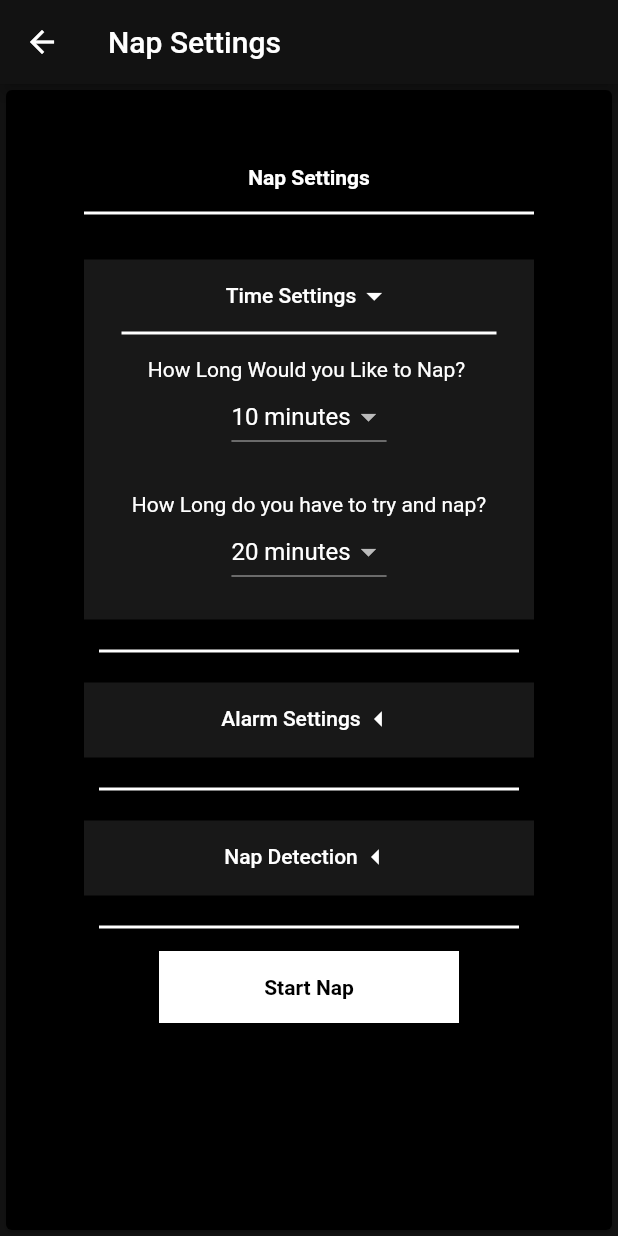
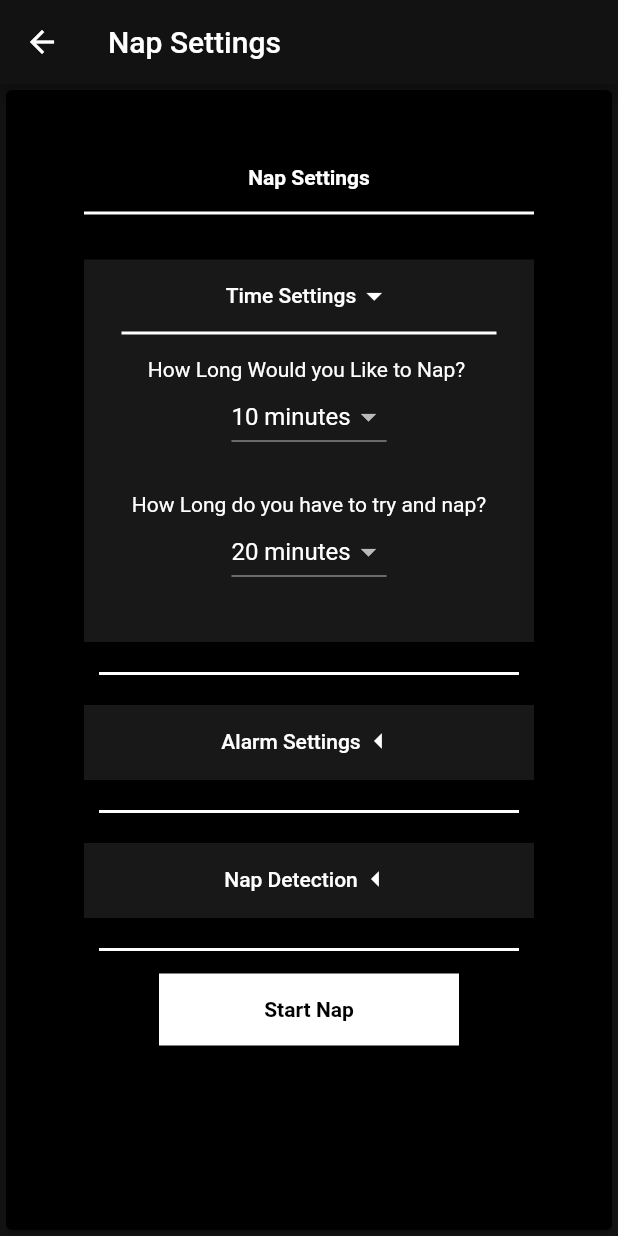
Before and after one commit to TimProctorAUT/NapApp, a Flutter app: the NapSettings screen opened directly, on a phone screen of 412 x 824 dp. Run offline on Flutter 3.47's test engine with Material 2 defaults, Android fonts, the phone set to English and light mode, and no system bars; missing offline and left inert: vibrate.

Commit message:
Update napSettingPage.dart

```diff
--- a/nap_app/lib/views/napSettingPage.dart
+++ b/nap_app/lib/views/napSettingPage.dart
@@ -17,6 +17,8 @@ class _NapSettingsState extends State<NapSettings> {
   int napLimitValue = 20;
 
   int detectionMethod = 1;
+
+  bool soundSwitch = true;
 
   @override
   Widget build(BuildContext context) {
@@ -59,7 +61,7 @@ class _NapSettingsState extends State<NapSettings> {
 
                 Container(
                   color: Color.fromRGBO(30, 30, 30, 0.8),
-                  height: (_isDroppedDown1? 240 : 50),
+                  height: (_isDroppedDown1? 255 : 50),
                   width: 300,
 
                   child: Column(
@@ -221,7 +223,7 @@ class _NapSettingsState extends State<NapSettings> {
 
                 Container(
                   color: Color.fromRGBO(30, 30, 30, 0.8),
-                  height: (_isDroppedDown2? 240 : 50),
+                  height: (_isDroppedDown2? 255 : 50),
                   width: 300,
 
                   child: Column(
@@ -277,24 +279,32 @@ class _NapSettingsState extends State<NapSettings> {
 
                               //Spacer
                               Container(
-                                height: 20,
+                                height: 15,
                               ),
 
                               Container(
                                 color: Colors.green,
-                                width: 150,
-                                height: 20,
+                                width: 200,
+                                height: 80,
+                                child: Column(
+                                  children: <Widget>[
+                                    Row(),
+
+                                    Row(),
+
+                                  ],
+                                )
                               ),
 
                               //Spacer
                               Container(
-                                height: 25,
+                                height: 15,
                               ),
 
                               Container(
                                 color: Colors.yellow,
-                                width: 150,
-                                height: 20,
+                                width: 200,
+                                height: 80,
                               ),
                             ],
                           ),
@@ -328,7 +338,7 @@ class _NapSettingsState extends State<NapSettings> {
 
                 Container(
                   color: Color.fromRGBO(30, 30, 30, 0.8),
-                  height: (_isDroppedDown3? 240 : 50),
+                  height: (_isDroppedDown3? 255 : 50),
                   width: 300,
 
                   child: Column(
@@ -387,7 +397,6 @@ class _NapSettingsState extends State<NapSettings> {
                               ),
 
                               Container(
-                                //color: Colors.orange,
                                 width: 250,
                                 height: 112,
                                 child: Column(
```
